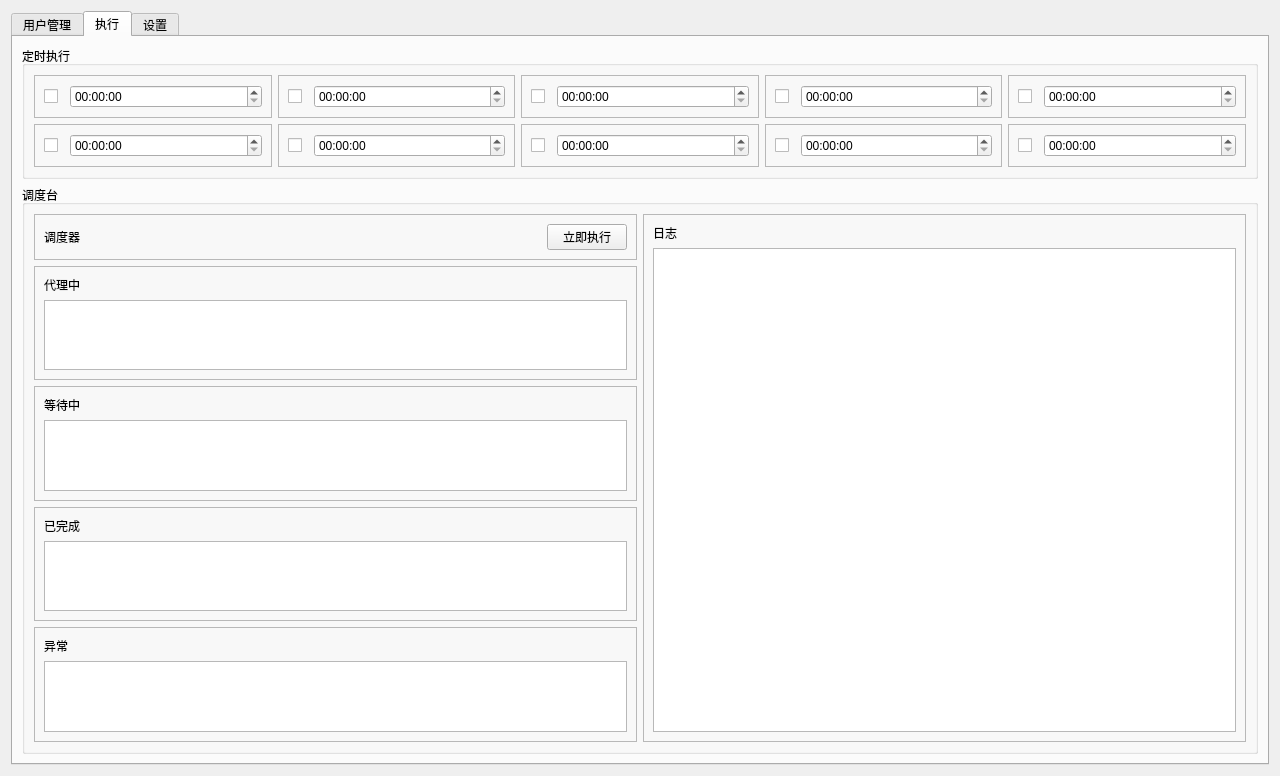
Above: gui/ui/main.ui from AUTO-MAS-Project/AUTO-MAS before the change. Below: the same form after it.
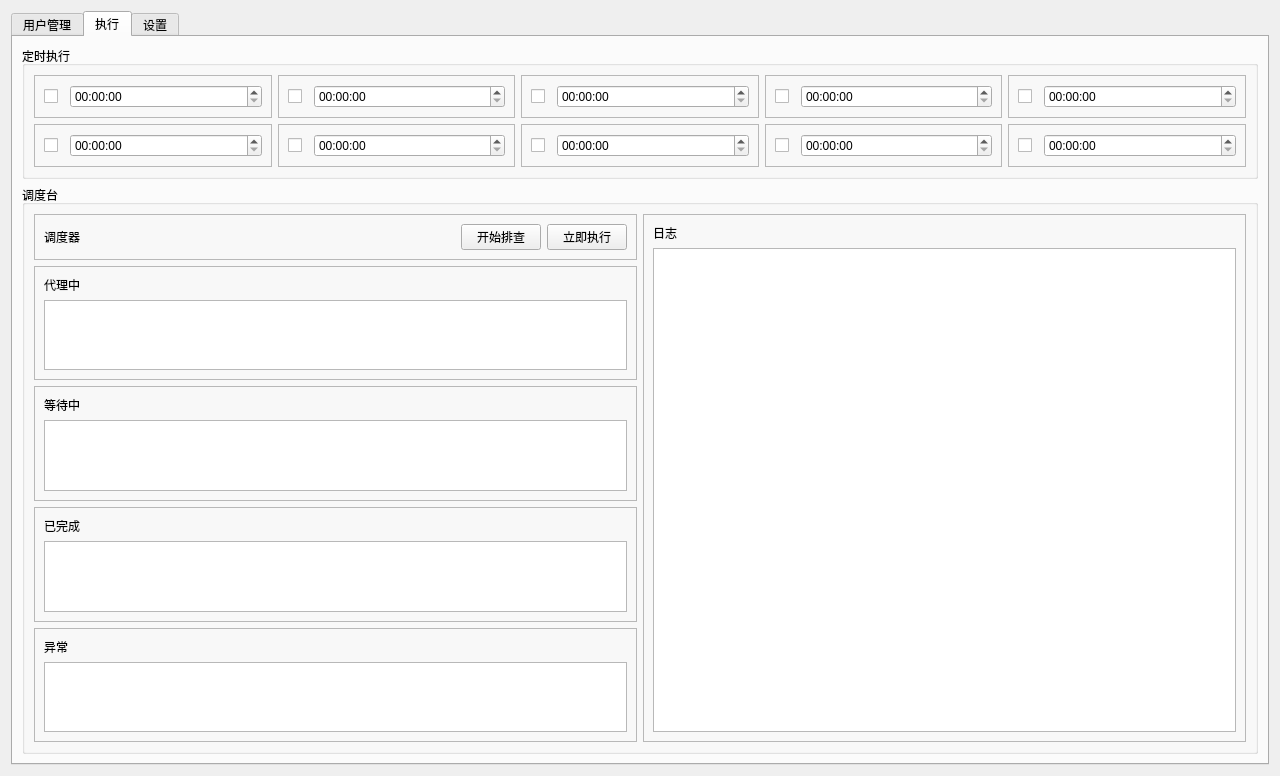
That is the form after the change. The open tabs and pages were chosen to show the change.

Commit message: 人工排查功能上线；修复未完成用户无法正确加载的问题

```diff
--- a/gui/ui/main.ui
+++ b/gui/ui/main.ui
@@ -7,7 +7,7 @@
     <x>0</x>
     <y>0</y>
     <width>1280</width>
-    <height>720</height>
+    <height>697</height>
    </rect>
   </property>
   <property name="windowTitle">
@@ -545,7 +545,7 @@
          </property>
          <layout class="QHBoxLayout" name="horizontalLayout_3">
           <item>
-           <layout class="QVBoxLayout" name="verticalLayout_9">
+           <layout class="QVBoxLayout" name="verticalLayout_9" stretch="1,1,3,3,2">
             <item>
              <widget class="QFrame" name="frame_main">
               <property name="frameShape">
@@ -577,6 +577,13 @@
                    </property>
                   </spacer>
                  </item>
+                 <item>
+                  <widget class="QPushButton" name="pushButton_checkstart">
+                   <property name="text">
+                    <string>开始排查</string>
+                   </property>
+                  </widget>
+                 </item>
                  <item>
                   <widget class="QPushButton" name="pushButton_runnow">
                    <property name="text">
```
Left out of the diff: 2 changed lines with no effect on the pictures. The commit also changes 5 other files.
